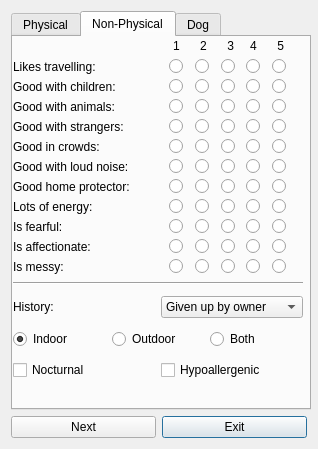
Before: the Qt Designer form deliverable2-code/addanimal.ui in ashleefoureyes/quackjaws, drawn with Qt 5.
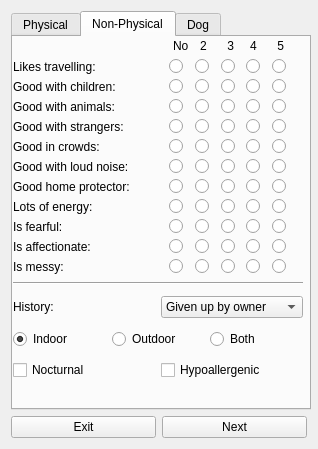
After: the same form once the commit is applied. The open tabs and pages were chosen to show the change.

```diff
--- a/deliverable2-code/addanimal.ui
+++ b/deliverable2-code/addanimal.ui
@@ -26,20 +26,6 @@
    <string>Dialog</string>
   </property>
   <layout class="QGridLayout" name="gridLayout">
-   <item row="1" column="1">
-    <widget class="QPushButton" name="bExit">
-     <property name="text">
-      <string>Exit</string>
-     </property>
-    </widget>
-   </item>
-   <item row="1" column="0">
-    <widget class="QPushButton" name="bSubmit">
-     <property name="text">
-      <string>Next</string>
-     </property>
-    </widget>
-   </item>
    <item row="0" column="0" colspan="2">
     <widget class="QTabWidget" name="tabWidget">
      <property name="minimumSize">
@@ -1400,7 +1386,7 @@
         </rect>
        </property>
        <property name="text">
-        <string>1</string>
+        <string>No</string>
        </property>
       </widget>
       <widget class="QLabel" name="label_3">
@@ -1548,6 +1534,20 @@
      </widget>
     </widget>
    </item>
+   <item row="1" column="0">
+    <widget class="QPushButton" name="bExit">
+     <property name="text">
+      <string>Exit</string>
+     </property>
+    </widget>
+   </item>
+   <item row="1" column="1">
+    <widget class="QPushButton" name="bSubmit">
+     <property name="text">
+      <string>Next</string>
+     </property>
+    </widget>
+   </item>
   </layout>
  </widget>
  <resources/>
```
Left out of the diff: 2 changed lines with no effect on the pictures.
